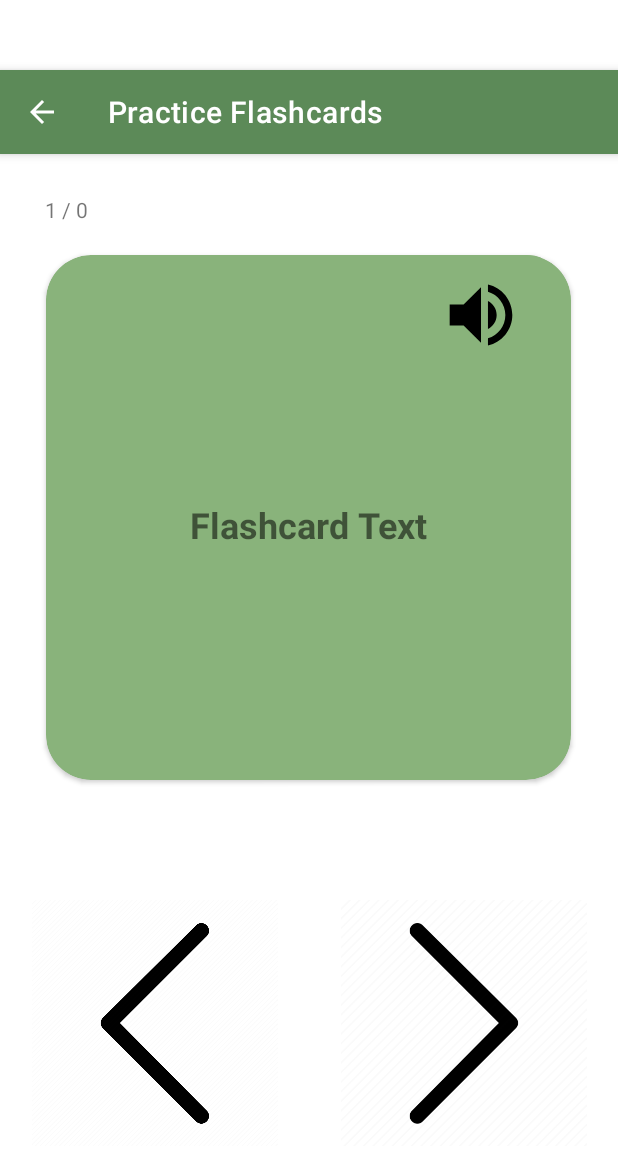
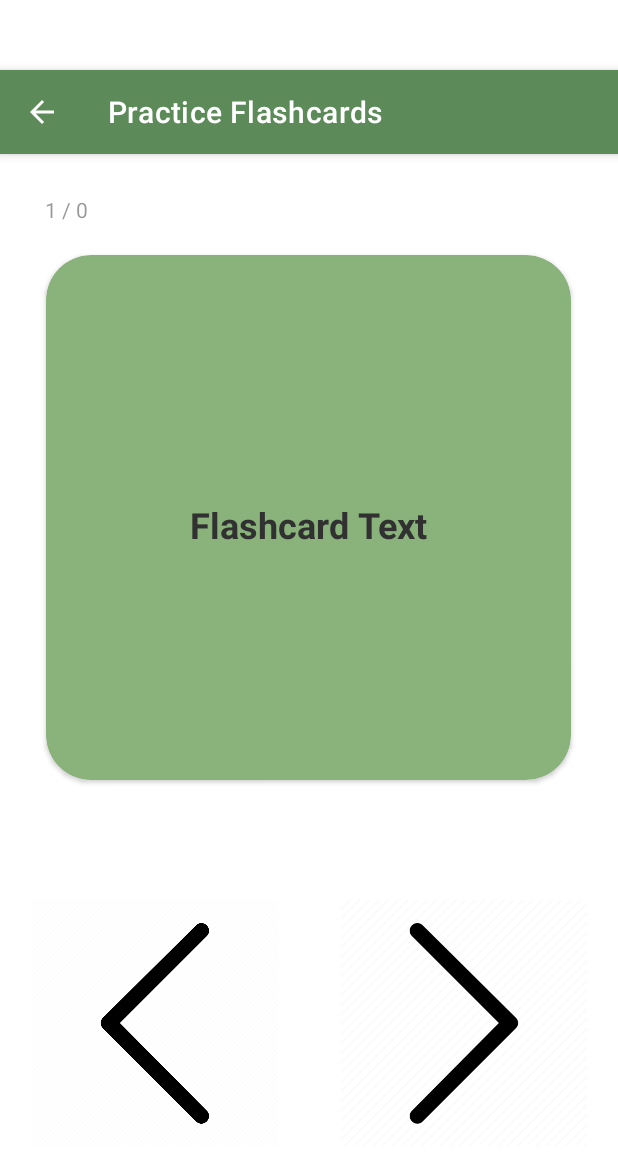
Before and after one commit to sklin330/CS4518-Term-Project, an Android app: the PracticeFlashcardActivity screen opened directly, with no data from a screen before it, on a phone screen of 412 x 824 dp. Shown: the top 1163 px of the screen. Run offline under Robolectric (Android 15) with nearby library versions, the phone set to English and light mode, and no system bars; our stand-ins replace Firebase (no records; nobody signed in at launch, a user with empty details on screens opened directly); 4 statements that could not run were skipped.

Commit message:
Fix small bugs

```diff
--- a/app/src/main/java/com/sklin/termproject/LoginActivity.kt
+++ b/app/src/main/java/com/sklin/termproject/LoginActivity.kt
@@ -8,6 +8,7 @@ import android.content.IntentSender
 import android.os.Bundle
 import android.util.Log
 import android.view.View
+import android.widget.Toast
 import androidx.appcompat.app.AppCompatActivity
 import androidx.lifecycle.ViewModelProvider
 import com.google.android.gms.auth.api.identity.BeginSignInRequest
@@ -73,6 +74,7 @@ class LoginActivity : AppCompatActivity() {
                     }
                 }
                 .addOnFailureListener(this) { e ->
+                    Toast.makeText(this, "You must be signed into a Google account first", Toast.LENGTH_LONG).show()
                     Log.d(TAG, e.localizedMessage)
                 }
         }
--- a/app/src/main/java/com/sklin/termproject/PracticeFlashcardActivity.kt
+++ b/app/src/main/java/com/sklin/termproject/PracticeFlashcardActivity.kt
@@ -8,6 +8,7 @@ import android.os.Bundle
 import android.util.Log
 import android.view.Menu
 import android.view.MenuItem
+import android.view.View
 import androidx.annotation.RequiresApi
 import androidx.lifecycle.ViewModelProvider
 import com.sklin.termproject.adapter.EXTRA_SET_ID
@@ -60,10 +61,6 @@ class PracticeFlashcardActivity : AppCompatActivity() {
             }
         }
 
-        var currentFlashcard: Flashcard = viewModel.getFlashcardList().get(viewModel.getIndex())
-        binding.audioButton.isEnabled = currentFlashcard.audioPath != ""
-        binding.audioButton.alpha = if (currentFlashcard.audioPath != "") 1f else 0.3f
-
         binding.audioButton.setOnClickListener {
             var currentFlashcard: Flashcard = viewModel.getFlashcardList().get(viewModel.getIndex())
             mediaPlayer = MediaPlayer()
@@ -75,18 +72,24 @@ class PracticeFlashcardActivity : AppCompatActivity() {
     }
 
     private fun updateFlashcard() {
+        viewModel.setIsFront(true)
+        binding.audioButton.visibility = View.INVISIBLE
         var currentFlashcard: Flashcard = viewModel.getFlashcardList().get(viewModel.getIndex())
         binding.flashcardText.text = currentFlashcard.front
         binding.progressTextView.text = "${(viewModel.getIndex() + 1)} / ${viewModel.getFlashcardList().size}"
         binding.practiceFlashcard.setOnClickListener {
             if (viewModel.getIsFront()) {
                 binding.flashcardText.text = currentFlashcard.back
+                binding.audioButton.visibility = View.VISIBLE
                 viewModel.setIsFront(false)
             } else {
                 binding.flashcardText.text = currentFlashcard.front
+                binding.audioButton.visibility = View.INVISIBLE
                 viewModel.setIsFront(true)
             }
         }
+        binding.audioButton.isEnabled = currentFlashcard.audioPath != ""
+        binding.audioButton.alpha = if (currentFlashcard.audioPath != "") 1f else 0.3f
     }
 
     override fun onCreateOptionsMenu(menu: Menu): Boolean {
--- a/app/src/main/java/com/sklin/termproject/viewmodel/achievement/AchievementViewModel.kt
+++ b/app/src/main/java/com/sklin/termproject/viewmodel/achievement/AchievementViewModel.kt
@@ -48,7 +48,7 @@ class AchievementViewModel : ViewModel() {
                         list.add(user)
                     }
                 }
-                list.sortedWith(compareBy { it.totalPoints })
+                list.sortByDescending { it.totalPoints }
                 userLiveList.postValue(list)
             }
 
--- a/app/src/main/res/layout-land/activity_practice_flashcard.xml
+++ b/app/src/main/res/layout-land/activity_practice_flashcard.xml
@@ -4,6 +4,7 @@
     xmlns:tools="http://schemas.android.com/tools"
     android:layout_width="match_parent"
     android:layout_height="match_parent"
+    android:background="@color/app_background"
     tools:context=".PracticeFlashcardActivity">
 
     <com.google.android.material.appbar.AppBarLayout
@@ -30,6 +31,7 @@
         android:layout_height="wrap_content"
         android:layout_marginTop="30dp"
         android:text="Progress"
+        android:textColor="@color/app_black_hint"
         app:layout_constraintEnd_toStartOf="@+id/practice_flashcard"
         app:layout_constraintStart_toStartOf="parent"
         app:layout_constraintTop_toBottomOf="@+id/appBarLayout2" />
@@ -63,7 +65,8 @@
                 android:layout_marginEnd="20dp"
                 android:background="@color/primary_light"
                 android:contentDescription="@string/audio_desc"
-                android:src="@drawable/ic_volume_foreground" />
+                android:src="@drawable/ic_volume_foreground"
+                android:visibility="invisible" />
 
             <TextView
                 android:id="@+id/flashcard_text"
@@ -74,6 +77,7 @@
                 android:gravity="center"
                 android:paddingBottom="70dp"
                 android:text="Flashcard Text"
+                android:textColor="@color/app_black"
                 android:textSize="24sp"
                 android:textStyle="bold" />
         </LinearLayout>
--- a/app/src/main/res/layout/activity_practice_flashcard.xml
+++ b/app/src/main/res/layout/activity_practice_flashcard.xml
@@ -4,6 +4,7 @@
     xmlns:tools="http://schemas.android.com/tools"
     android:layout_width="match_parent"
     android:layout_height="match_parent"
+    android:background="@color/app_background"
     tools:context=".PracticeFlashcardActivity">
 
     <com.google.android.material.appbar.AppBarLayout
@@ -32,6 +33,7 @@
         android:layout_marginStart="30dp"
         android:layout_marginTop="130dp"
         android:text="Progress"
+        android:textColor="@color/app_black_hint"
         app:layout_constraintStart_toStartOf="parent"
         app:layout_constraintTop_toTopOf="parent" />
 
@@ -64,7 +66,8 @@
                 android:layout_marginEnd="20dp"
                 android:background="@color/primary_light"
                 android:contentDescription="@string/audio_desc"
-                android:src="@drawable/ic_volume_foreground" />
+                android:src="@drawable/ic_volume_foreground"
+                android:visibility="invisible" />
 
             <TextView
                 android:id="@+id/flashcard_text"
@@ -75,6 +78,7 @@
                 android:gravity="center"
                 android:paddingBottom="70dp"
                 android:text="Flashcard Text"
+                android:textColor="@color/app_black"
                 android:textSize="24sp"
                 android:textStyle="bold" />
         </LinearLayout>
--- a/app/src/main/res/layout/dialog_edit_delete_flashcard_set_menu.xml
+++ b/app/src/main/res/layout/dialog_edit_delete_flashcard_set_menu.xml
@@ -11,6 +11,7 @@
         android:layout_gravity="center"
         android:text="@string/actions_dialog"
         android:textAlignment="center"
+        android:textColor="@color/app_black"
         android:textSize="20sp" />
 
     <Button
--- a/app/src/main/res/layout/dialog_edit_delete_menu.xml
+++ b/app/src/main/res/layout/dialog_edit_delete_menu.xml
@@ -11,6 +11,7 @@
         android:layout_gravity="center"
         android:text="@string/actions_dialog"
         android:textAlignment="center"
+        android:textColor="@color/app_black"
         android:textSize="20sp" />
 
     <Button
```
